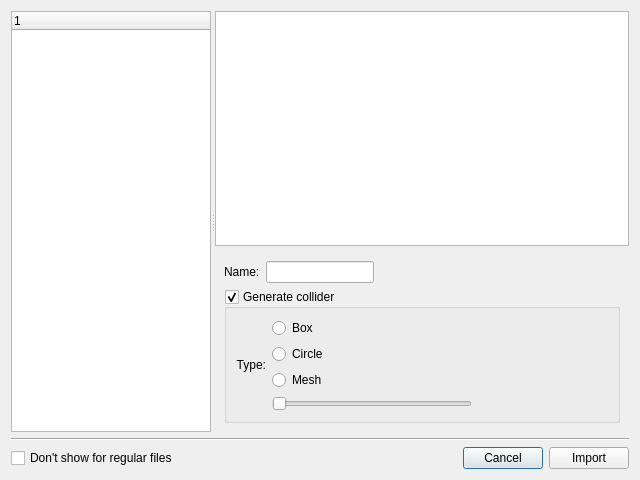
Old version of the form importdialog.ui in the repository jreuss/2dmap.
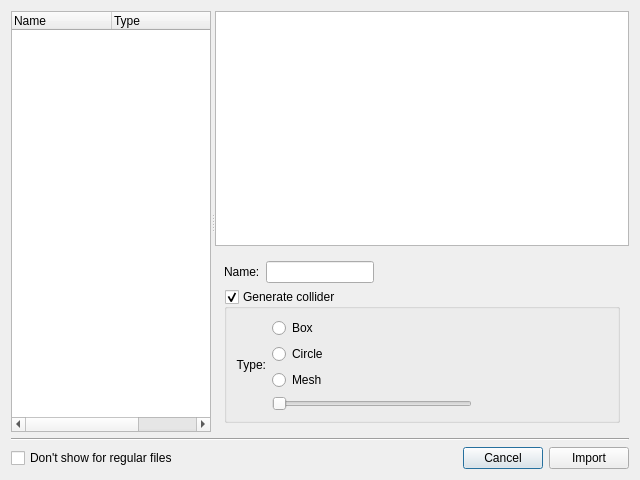
New version of the form.

```diff
--- a/importdialog.ui
+++ b/importdialog.ui
@@ -50,9 +50,22 @@
       <property name="sizeAdjustPolicy">
        <enum>QAbstractScrollArea::AdjustToContents</enum>
       </property>
+      <property name="alternatingRowColors">
+       <bool>true</bool>
+      </property>
       <column>
        <property name="text">
-        <string notr="true">1</string>
+        <string>Name</string>
+       </property>
+      </column>
+      <column>
+       <property name="text">
+        <string>Type</string>
+       </property>
+      </column>
+      <column>
+       <property name="text">
+        <string notr="true">ID</string>
        </property>
       </column>
      </widget>
```
Left out of the diff: 2 changed lines with no effect on the pictures.
